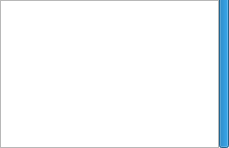
Old version of the form trunk/QuteScoop/src/ClientSelectionDialog.ui in the repository qutescoop/qutescoop.
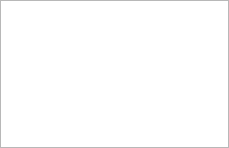
New version of the form. Icons and pictures are not drawn.

```diff
--- a/trunk/QuteScoop/src/ClientSelectionDialog.ui
+++ b/trunk/QuteScoop/src/ClientSelectionDialog.ui
@@ -55,25 +55,6 @@
      </property>
     </widget>
    </item>
-   <item>
-    <widget class="QProgressBar" name="progressBar">
-     <property name="maximumSize">
-      <size>
-       <width>10</width>
-       <height>16777215</height>
-      </size>
-     </property>
-     <property name="value">
-      <number>100</number>
-     </property>
-     <property name="textVisible">
-      <bool>false</bool>
-     </property>
-     <property name="orientation">
-      <enum>Qt::Vertical</enum>
-     </property>
-    </widget>
-   </item>
   </layout>
  </widget>
  <resources>
```
